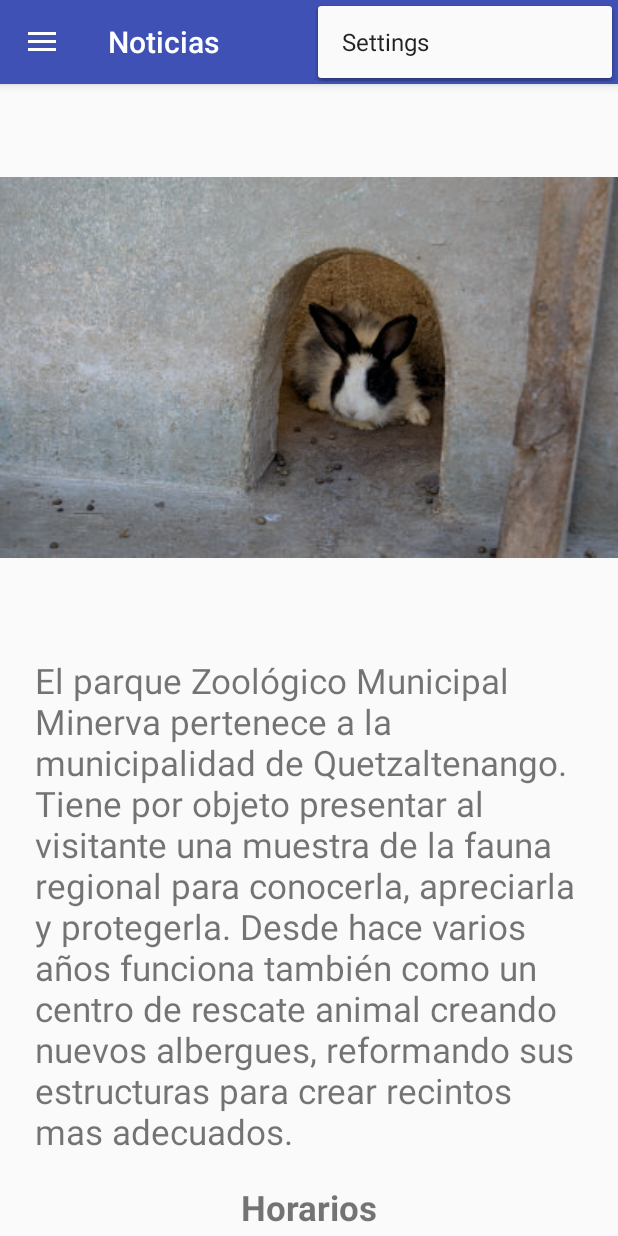
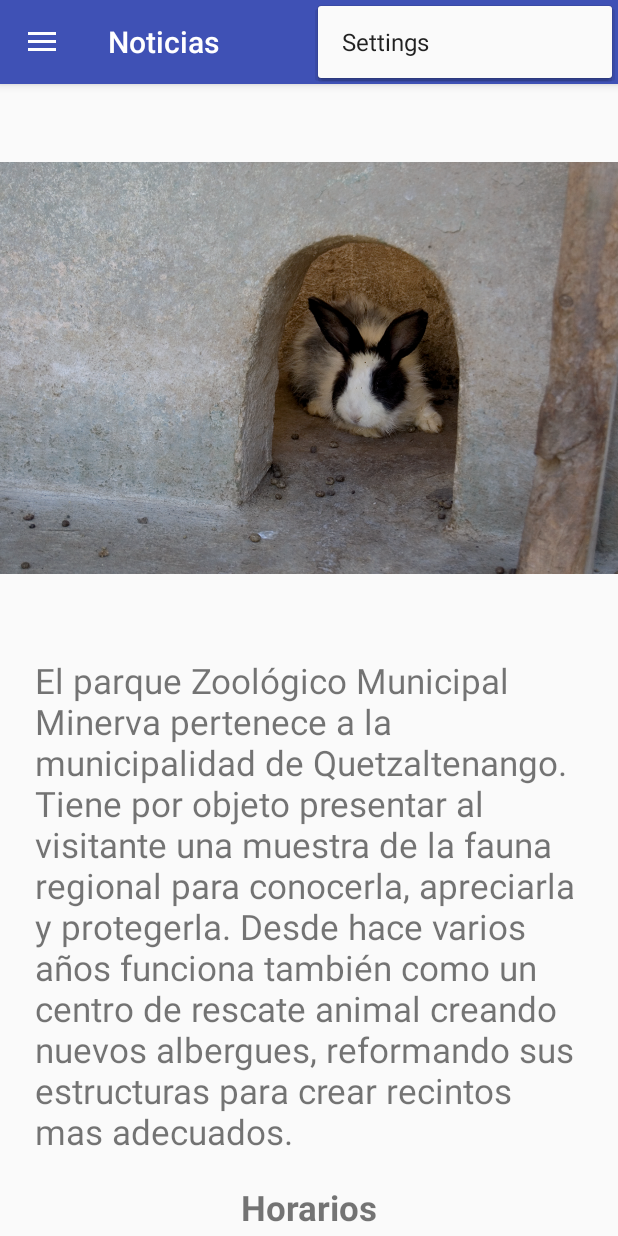
Before and after one commit to MinervaZooXela/MinervaZooXela, an Android app: the screen it shows after launch (MainActivity), with the options menu open, on a phone screen of 412 x 824 dp. Run offline under Robolectric (Android 15) with nearby library versions, the phone set to English and light mode, and no system bars; our stand-ins replace sdp/ssp sizes.

Commit message:
Commit Eduardo

```diff
--- a/app/src/main/res/layout-xlarge/fragment_noticias.xml
+++ b/app/src/main/res/layout-xlarge/fragment_noticias.xml
@@ -25,28 +25,33 @@
                 <ImageView
                     android:layout_width="match_parent"
                     android:layout_height="match_parent"
-                    android:src="@drawable/imagen1"
+                    android:src="@drawable/noticias1"
                     android:id="@+id/flipper1"/>
                 <ImageView
                     android:layout_width="match_parent"
-                    android:src="@drawable/imagen2"
+                    android:src="@drawable/noticias2"
                     android:id="@+id/flipper2"
                     android:layout_height="match_parent" />
                 <ImageView
                     android:layout_width="match_parent"
                     android:layout_height="match_parent"
-                    android:src="@drawable/imagen3"
+                    android:src="@drawable/noticias3"
                     android:id="@+id/flipper3"/>
                 <ImageView
                     android:layout_width="match_parent"
                     android:layout_height="match_parent"
-                    android:src="@drawable/imagen4"
+                    android:src="@drawable/noticias4"
                     android:id="@+id/flipper4"/>
                 <ImageView
                     android:layout_width="match_parent"
                     android:layout_height="match_parent"
-                    android:src="@drawable/imagen5"
+                    android:src="@drawable/noticias5"
                     android:id="@+id/flipper5"/>
+                <ImageView
+                    android:layout_width="match_parent"
+                    android:layout_height="match_parent"
+                    android:src="@drawable/noticias6"
+                    android:id="@+id/flipper6"/>
             </ViewFlipper>
 
         </LinearLayout>
--- a/app/src/main/res/layout/fragment_noticias.xml
+++ b/app/src/main/res/layout/fragment_noticias.xml
@@ -24,28 +24,33 @@
                 <ImageView
                     android:layout_width="match_parent"
                     android:layout_height="match_parent"
-                    android:src="@mipmap/imagen1"
+                    android:src="@mipmap/noticias1"
                     android:id="@+id/flipper1"/>
                 <ImageView
                     android:layout_width="match_parent"
-                    android:src="@mipmap/imagen2"
+                    android:src="@mipmap/noticias2"
                     android:id="@+id/flipper2"
                     android:layout_height="match_parent" />
                 <ImageView
                     android:layout_width="match_parent"
                     android:layout_height="match_parent"
-                    android:src="@mipmap/imagen3"
+                    android:src="@mipmap/noticias3"
                     android:id="@+id/flipper3"/>
                 <ImageView
                     android:layout_width="match_parent"
                     android:layout_height="match_parent"
-                    android:src="@mipmap/imagen4"
+                    android:src="@mipmap/noticias4"
                     android:id="@+id/flipper4"/>
                 <ImageView
                     android:layout_width="match_parent"
                     android:layout_height="match_parent"
-                    android:src="@mipmap/imagen4"
+                    android:src="@mipmap/noticias5"
                     android:id="@+id/flipper5"/>
+                <ImageView
+                    android:layout_width="match_parent"
+                    android:layout_height="match_parent"
+                    android:src="@mipmap/noticias6"
+                    android:id="@+id/flipper6"/>
             </ViewFlipper>
 
         </LinearLayout>
```
Also changed, not shown: app/src/main/res/drawable/imagen4.png (deleted), app/src/main/res/drawable/imagen5.png (deleted), app/src/main/res/drawable/noticias3.png (added), app/src/main/res/mipmap-mdpi/noticias3.png (added), 14 other files.
